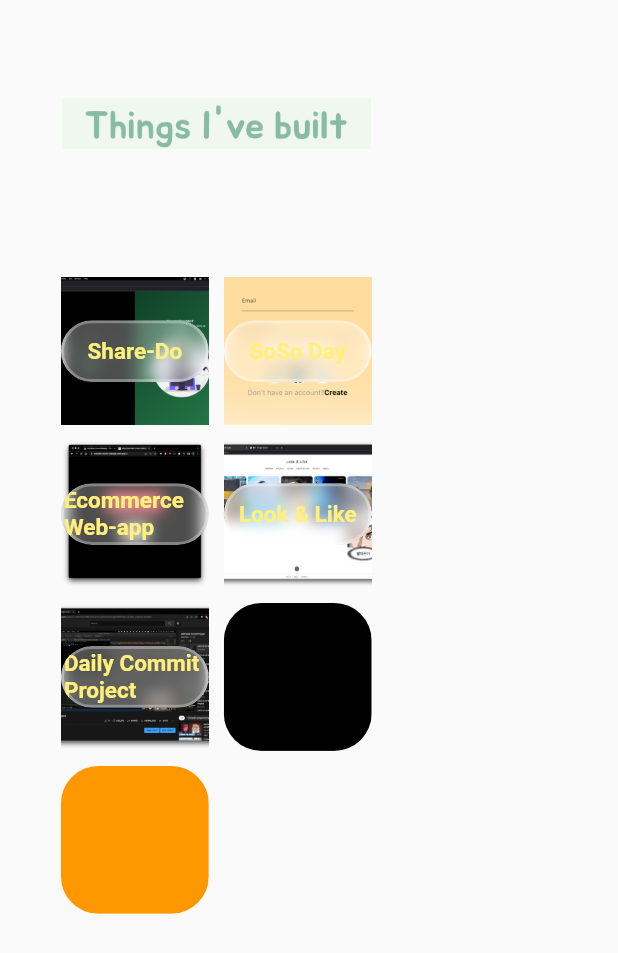
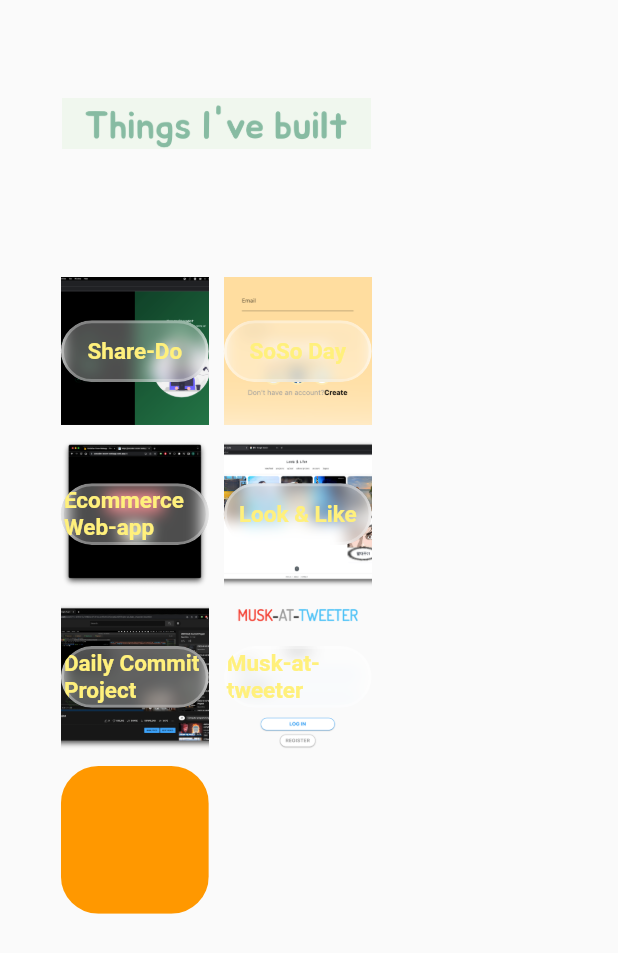
Before and after one commit to sukim2406/ssk_mypage, a Flutter app: the ProjectsWidgetDesktop widget shown alone on an empty page, opened directly with empty values, on a phone screen of 412 x 824 dp. Shown: the top 953 px of the screen. Run offline on Flutter 3.47's test engine with Material 2 defaults, Android fonts, the phone set to English and light mode, and no system bars; our stand-ins replace carousel_slider, font_awesome_flutter.

Commit message:
ssk_mypage : musk-at-tweeter added ::::: daily commit project 06-01-2022

```diff
--- a/lib/constants/constants.dart
+++ b/lib/constants/constants.dart
@@ -11,6 +11,15 @@ const secondaryColor = Color.fromRGBO(93, 115, 126, 1);
 const tertiaryColor = Color.fromRGBO(255, 240, 124, 1);
 //#f0f7ee
 const quaternaryColor = Color.fromRGBO(240, 247, 238, 1);
+
+const List<String> tweeterImgs = [
+  'img/projects/musk_at_tweeter/1.png',
+  'img/projects/musk_at_tweeter/2.png',
+  'img/projects/musk_at_tweeter/3.png',
+  'img/projects/musk_at_tweeter/4.png',
+  'img/projects/musk_at_tweeter/5.png',
+  'img/projects/musk_at_tweeter/6.png',
+];
 
 const List<String> sharedoImgs = [
   'img/projects/share-do/1.png',
@@ -123,3 +132,17 @@ const projDailyCommitProject = {
       'https://www.youtube.com/playlist?list=PLYrIoLucH5shIJDSezpkZz8Z7Eq0e-ykU',
   'tech': [],
 };
+
+const projectTweeter = {
+  'screenshots': tweeterImgs,
+  'title': 'Musk-at-tweeter',
+  'about':
+      'I wanted to make a fullstack application using Django rest framework as backend and Flutter as frontend. Its about the same time that I heard Elon Musk is trying to purchase Twitter, and it gave me the idea to make twitter clone app.',
+  'github': 'http://github.com/sukim2406/fullstack_app',
+  'link': '',
+  'tech': [
+    'img/skills/django.png',
+    'img/skills/python.png',
+    'img/skills/flutter.png',
+  ]
+};
--- a/lib/pages/desktop_body.dart
+++ b/lib/pages/desktop_body.dart
@@ -78,6 +78,9 @@ class DesktopBody extends StatelessWidget {
                       const SingleProjectDesktop(
                         project: projDailyCommitProject,
                       ),
+                      const SingleProjectDesktop(
+                        project: projectTweeter,
+                      ),
                     ],
                   ),
                 ),
--- a/lib/widgets/projects_widget.dart
+++ b/lib/widgets/projects_widget.dart
@@ -135,9 +135,51 @@ class _ProjectsWidgetMobileState extends State<ProjectsWidgetMobile> {
           ),
         ),
       ),
+      Container(
+        height: setHeight(context, .3),
+        width: setWidth(context, .3),
+        color: tertiaryColor,
+        child: GestureDetector(
+          onTap: () {
+            Navigator.push(
+              context,
+              MaterialPageRoute(
+                builder: (context) => const SingleProjectMobile(
+                  project: projectTweeter,
+                ),
+              ),
+            );
+          },
+          child: Image.asset(
+            tweeterImgs[0],
+            fit: BoxFit.cover,
+          ),
+        ),
+      ),
     ];
 
     List<Widget> temp2 = [
+      Container(
+        height: setHeight(context, .3),
+        width: setWidth(context, .3),
+        color: tertiaryColor,
+        child: GestureDetector(
+          onTap: () {
+            Navigator.push(
+              context,
+              MaterialPageRoute(
+                builder: (context) => const SingleProjectMobile(
+                  project: projectTweeter,
+                ),
+              ),
+            );
+          },
+          child: Image.asset(
+            tweeterImgs[0],
+            fit: BoxFit.cover,
+          ),
+        ),
+      ),
       Container(
         height: setHeight(context, .3),
         width: setWidth(context, .3),
@@ -385,10 +427,17 @@ class _ProjectsWidgetDesktopState extends State<ProjectsWidgetDesktop> {
           titleWidth: setWidth(context, 1),
         ),
       ),
-      ClipRRect(
-        borderRadius: BorderRadius.circular(25),
-        child: Container(
-          color: Colors.black,
+      GestureDetector(
+        onTap: () {
+          widget.scrollTo(10);
+        },
+        child: ProjectCard(
+          image: tweeterImgs[0],
+          title: projectTweeter['title'] as String,
+          boxHeight: setHeight(context, 1),
+          boxWidth: setWidth(context, 1),
+          titleHeight: setHeight(context, .05),
+          titleWidth: setWidth(context, 1),
         ),
       ),
       ClipRRect(
--- a/pubspec.yaml
+++ b/pubspec.yaml
@@ -70,6 +70,7 @@ flutter:
     - img/projects/sosoday/
     - img/projects/dailycommitproject/
     - img/projects/looknlike/
+    - img/projects/musk_at_tweeter/
     - img/skills/
     - img/titles/
   #   - images/a_dot_burr.jpeg
```
Also changed, not shown: img/projects/musk_at_tweeter/1.png (added), img/projects/musk_at_tweeter/2.png (added), img/projects/musk_at_tweeter/3.png (added), img/projects/musk_at_tweeter/4.png (added), img/projects/musk_at_tweeter/5.png (added), img/projects/musk_at_tweeter/6.png (added), pubspec.lock, 2 other files.
